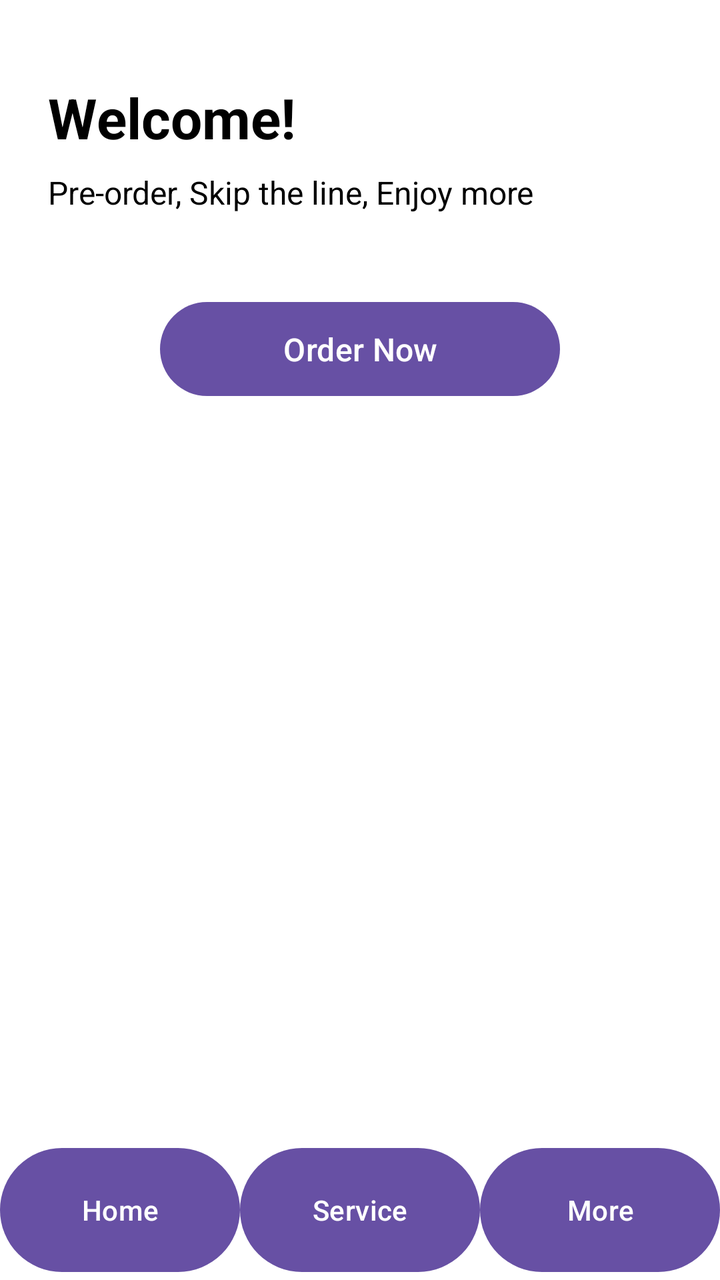
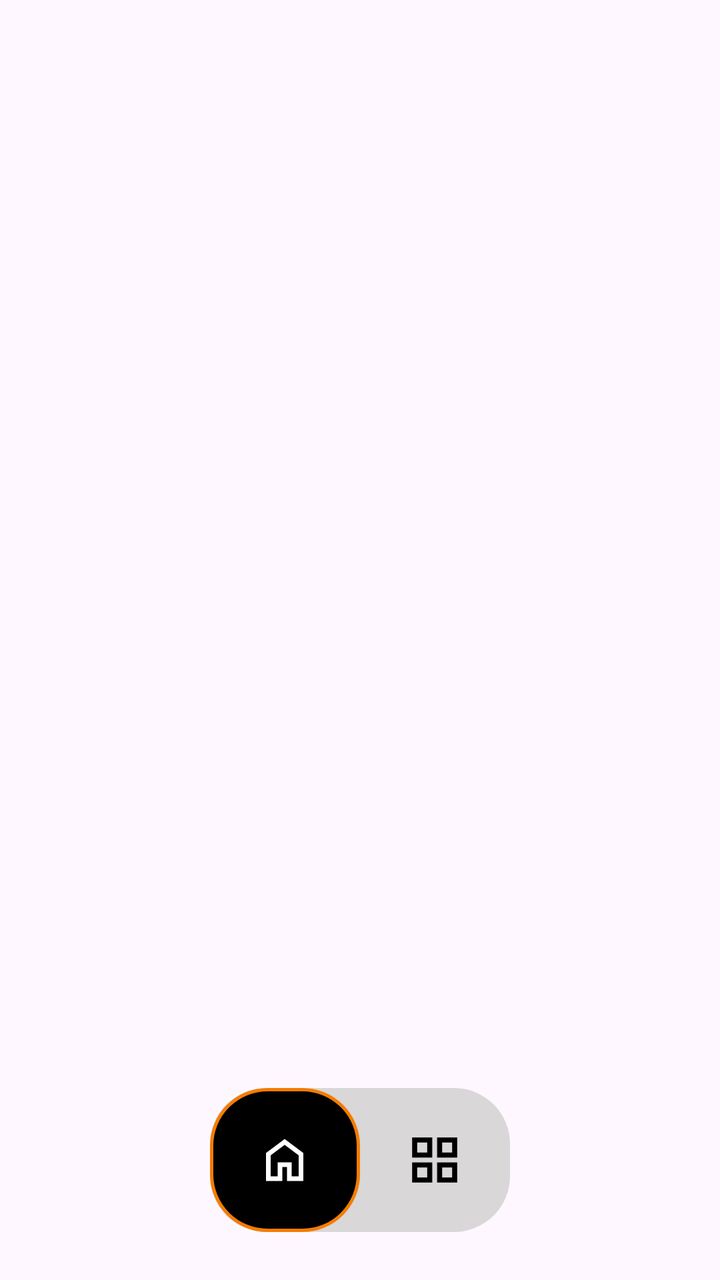

An Android layout rendered at two revisions. The XML below is the earlier revision; the diff shows what the commit changed to produce the second picture.
<!-- AndroidManifest.xml: application theme Theme.QueueEats -->
<!-- res/layout/activity_main.xml -->
<?xml version="1.0" encoding="utf-8"?>
<androidx.constraintlayout.widget.ConstraintLayout
    xmlns:android="http://schemas.android.com/apk/res/android"
    xmlns:app="http://schemas.android.com/apk/res-auto"
    xmlns:tools="http://schemas.android.com/tools"

    android:layout_width="match_parent"
    android:layout_height="match_parent"
    android:background="@color/white">

    
    <TextView
        android:id="@+id/title"
        android:layout_width="wrap_content"
        android:layout_height="wrap_content"
        android:text="Welcome!"
        android:textSize="28sp"
        android:textStyle="bold"
        android:textColor="@color/black"

        app:layout_constraintTop_toTopOf="parent"
        app:layout_constraintStart_toStartOf="parent"
        android:layout_marginStart="24dp"
        android:layout_marginTop="40dp" />

    
    <TextView
        android:id="@+id/undertext"
        android:layout_width="wrap_content"
        android:layout_height="wrap_content"
        android:text="Pre-order, Skip the line, Enjoy more"
        android:textSize="16sp"
        android:textColor="@color/black"

        app:layout_constraintTop_toBottomOf="@id/title"
        app:layout_constraintStart_toStartOf="@id/title"
        android:layout_marginTop="8dp" />

    
    <Button
        android:id="@+id/orderButton"
        android:layout_width="200dp"
        android:layout_height="55dp"
        android:text="Order Now"
        android:textSize="16sp"

        app:layout_constraintTop_toBottomOf="@id/undertext"
        app:layout_constraintStart_toStartOf="parent"
        app:layout_constraintEnd_toEndOf="parent"
        android:layout_marginTop="40dp" />

    
    <LinearLayout
        android:id="@+id/bottomNavigation"
        android:layout_width="match_parent"
        android:layout_height="70dp"
        android:orientation="horizontal"
        android:gravity="center"
        android:background="@color/white"

        app:layout_constraintBottom_toBottomOf="parent">

        <Button
            android:id="@+id/homeButton"
            android:layout_width="0dp"
            android:layout_height="match_parent"
            android:layout_weight="1"
            android:text="Home" />

        <Button
            android:id="@+id/serviceButton"
            android:layout_width="0dp"
            android:layout_height="match_parent"
            android:layout_weight="1"
            android:text="Service" />

        <Button
            android:id="@+id/moreButton"
            android:layout_width="0dp"
            android:layout_height="match_parent"
            android:layout_weight="1"
            android:text="More" />

    </LinearLayout>

</androidx.constraintlayout.widget.ConstraintLayout>
<!-- resources referenced by this layout -->
<resources>
  <color name="black">#FF000000</color>
  <color name="white">#FFFFFFFF</color>
  <style name="Theme.QueueEats" parent="Base.Theme.QueueEats" />
  <style name="Base.Theme.QueueEats" parent="Theme.Material3.DayNight.NoActionBar">
          
          
      </style>
</resources>

<!-- the commit's change to res/layout/activity_main.xml (unified diff, before → after) -->
@@ -3,83 +3,80 @@
     xmlns:android="http://schemas.android.com/apk/res/android"
     xmlns:app="http://schemas.android.com/apk/res-auto"
     xmlns:tools="http://schemas.android.com/tools"
+    android:id="@+id/main"
+    android:layout_width="match_parent"
+    android:layout_height="match_parent">
 
+    <include
+        layout="@layout/navbar"
+        android:layout_width="match_parent"
+        android:layout_height="wrap_content"
+        app:layout_constraintBottom_toBottomOf="parent" />
+
+
+</androidx.constraintlayout.widget.ConstraintLayout>
+<!-- res/layout/navbar.xml (included above) -->
+<?xml version="1.0" encoding="utf-8"?>
+<androidx.constraintlayout.widget.ConstraintLayout xmlns:android="http://schemas.android.com/apk/res/android"
+    xmlns:app="http://schemas.android.com/apk/res-auto"
     android:layout_width="match_parent"
-    android:layout_height="match_parent"
-    android:background="@color/white">
-
-    
-    <TextView
-        android:id="@+id/title"
-        android:layout_width="wrap_content"
-        android:layout_height="wrap_content"
-        android:text="Welcome!"
-        android:textSize="28sp"
-        android:textStyle="bold"
-        android:textColor="@color/black"
-
-        app:layout_constraintTop_toTopOf="parent"
-        app:layout_constraintStart_toStartOf="parent"
-        android:layout_marginStart="24dp"
-        android:layout_marginTop="40dp" />
-
-    
-    <TextView
-        android:id="@+id/undertext"
-        android:layout_width="wrap_content"
-        android:layout_height="wrap_content"
-        android:text="Pre-order, Skip the line, Enjoy more"
-        android:textSize="16sp"
-        android:textColor="@color/black"
-
-        app:layout_constraintTop_toBottomOf="@id/title"
-        app:layout_constraintStart_toStartOf="@id/title"
-        android:layout_marginTop="8dp" />
-
-    
-    <Button
-        android:id="@+id/orderButton"
-        android:layout_width="200dp"
-        android:layout_height="55dp"
-        android:text="Order Now"
-        android:textSize="16sp"
-
-        app:layout_constraintTop_toBottomOf="@id/undertext"
-        app:layout_constraintStart_toStartOf="parent"
-        app:layout_constraintEnd_toEndOf="parent"
-        android:layout_marginTop="40dp" />
+    android:layout_height="match_parent">
 
     
     <LinearLayout
-        android:id="@+id/bottomNavigation"
-        android:layout_width="match_parent"
-        android:layout_height="70dp"
+        android:id="@+id/navbar"
+        android:layout_width="150dp"
+        android:layout_height="72dp"
         android:orientation="horizontal"
-        android:gravity="center"
-        android:background="@color/white"
+        android:background="@drawable/bg_navbar"
 
-        app:layout_constraintBottom_toBottomOf="parent">
+        android:layout_marginStart="24dp"
+        android:layout_marginEnd="24dp"
+        android:layout_marginBottom="24dp"
 
-        <Button
-            android:id="@+id/homeButton"
+        app:layout_constraintBottom_toBottomOf="parent"
+        app:layout_constraintStart_toStartOf="parent"
+        app:layout_constraintEnd_toEndOf="parent">
+
+        
+        <FrameLayout
+            android:id="@+id/navHome"
             android:layout_width="0dp"
             android:layout_height="match_parent"
             android:layout_weight="1"
-            android:text="Home" />
+            android:background="@drawable/bg_navbar_selected"
+            android:clickable="true"
+            android:focusable="true">
 
-        <Button
-            android:id="@+id/serviceButton"
+            <ImageView
+                android:id="@+id/homeIcon"
+                android:layout_width="28dp"
+                android:layout_height="28dp"
+                android:layout_gravity="center"
+                android:src="@drawable/ic_home"
+                app:tint="@color/white" />
+
+        </FrameLayout>
+
+
+        
+        <FrameLayout
+            android:id="@+id/navMore"
             android:layout_width="0dp"
             android:layout_height="match_parent"
             android:layout_weight="1"
-            android:text="Service" />
+            android:clickable="true"
+            android:focusable="true">
 
-        <Button
-            android:id="@+id/moreButton"
-            android:layout_width="0dp"
-            android:layout_height="match_parent"
-            android:layout_weight="1"
-            android:text="More" />
+            <ImageView
+                android:id="@+id/moreIcon"
+                android:layout_width="30dp"
+                android:layout_height="30dp"
+                android:layout_gravity="center"
+                android:src="@drawable/ic_grid"
+                app:tint="@color/black" />
+
+        </FrameLayout>
 
     </LinearLayout>
 
<!-- resource entries referenced after the edit -->
@@ -2,6 +2,42 @@
 <resources>
   <color name="black">#FF000000</color>
   <color name="white">#FFFFFFFF</color>
+  <!-- drawable bg_navbar (drawable) -->
+  <?xml version="1.0" encoding="utf-8"?>
+  <shape xmlns:android="http://schemas.android.com/apk/res/android"
+      android:shape="rectangle">
+  
+      <solid android:color="#D9D7D7" />
+  
+      <corners android:radius="28dp" />
+  
+  </shape>
+  <!-- drawable bg_navbar_selected (drawable) -->
+  <?xml version="1.0" encoding="utf-8"?>
+  <shape xmlns:android="http://schemas.android.com/apk/res/android"
+      android:shape="rectangle">
+  
+      <solid android:color="#000000" />
+  
+      <stroke
+          android:width="1.5dp"
+          android:color="#F57C00" />
+  
+      <corners android:radius="28dp" />
+  
+  </shape>
+  <!-- drawable ic_grid (drawable) -->
+  <vector xmlns:android="http://schemas.android.com/apk/res/android" android:height="24dp" android:tint="#000000" android:viewportHeight="960" android:viewportWidth="960" android:width="24dp">
+        
+      <path android:fillColor="@android:color/white" android:pathData="M120,440L120,120L440,120L440,440L120,440ZM120,840L120,520L440,520L440,840L120,840ZM520,440L520,120L840,120L840,440L520,440ZM520,840L520,520L840,520L840,840L520,840ZM200,360L360,360L360,200L200,200L200,360ZM600,360L760,360L760,200L600,200L600,360ZM600,760L760,760L760,600L600,600L600,760ZM200,760L360,760L360,600L200,600L200,760ZM600,360L600,360L600,360L600,360ZM600,600L600,600L600,600L600,600ZM360,600L360,600L360,600L360,600ZM360,360L360,360L360,360L360,360Z"/>
+      
+  </vector>
+  <!-- drawable ic_home (drawable) -->
+  <vector xmlns:android="http://schemas.android.com/apk/res/android" android:height="24dp" android:tint="#000000" android:viewportHeight="960" android:viewportWidth="960" android:width="24dp">
+        
+      <path android:fillColor="@android:color/white" android:pathData="M240,760L360,760L360,520L600,520L600,760L720,760L720,400L480,220L240,400L240,760ZM160,840L160,360L480,120L800,360L800,840L520,840L520,600L440,600L440,840L160,840ZM480,490L480,490L480,490L480,490L480,490L480,490L480,490L480,490L480,490Z"/>
+      
+  </vector>
   <style name="Theme.QueueEats" parent="Base.Theme.QueueEats" />
   <style name="Base.Theme.QueueEats" parent="Theme.Material3.DayNight.NoActionBar">
           
